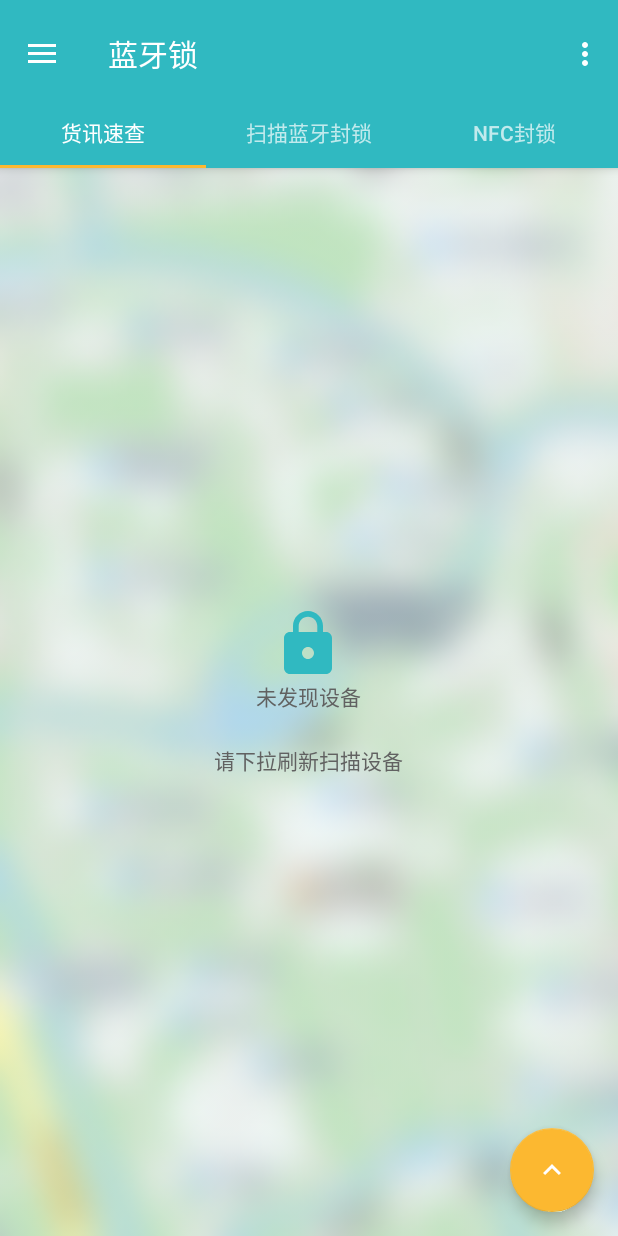
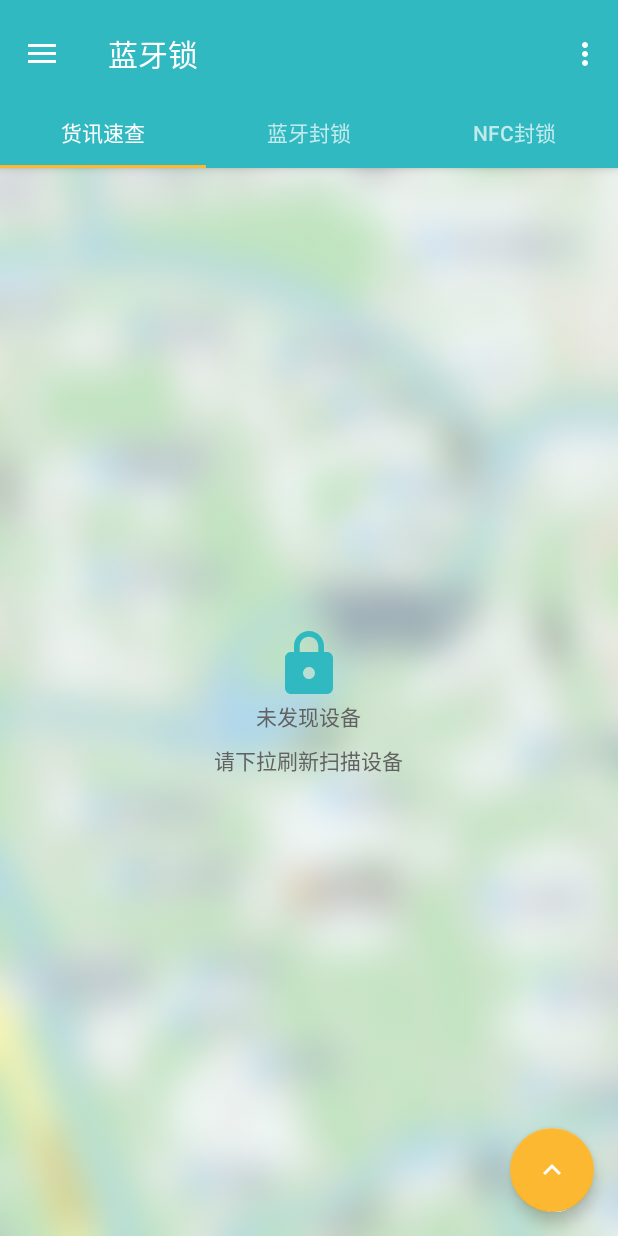
Before and after one commit to agenthun/ESeal, an Android app: the fragment ScanDeviceFragment placed in its activity, on a phone screen of 412 x 824 dp. Run offline under Robolectric (Android 15) with nearby library versions, the phone set to English and light mode, and no system bars; libraries missing offline, so code that uses them is left out: com.arlib.floatingsearchview, it.gmariotti.recyclerview; plain views replace FloatingSearchView; network calls fail; 8 statements that could not run were skipped.

Commit message:
update fragment_scan_ble_device.xml

```diff
--- a/app/src/main/res/layout/fragment_scan_ble_device.xml
+++ b/app/src/main/res/layout/fragment_scan_ble_device.xml
@@ -3,11 +3,7 @@
     xmlns:app="http://schemas.android.com/apk/res-auto"
     xmlns:tools="http://schemas.android.com/tools"
     android:layout_width="match_parent"
-    android:layout_height="match_parent"
-    android:paddingBottom="@dimen/activity_vertical_margin"
-    android:paddingLeft="@dimen/activity_horizontal_margin"
-    android:paddingRight="@dimen/activity_horizontal_margin"
-    android:paddingTop="@dimen/activity_vertical_margin">
+    android:layout_height="match_parent">
 
     <android.support.v4.widget.SwipeRefreshLayout
         android:id="@+id/swipeRefreshLayout"
@@ -22,37 +18,34 @@
                 android:id="@+id/recyclerView"
                 android:layout_width="match_parent"
                 android:layout_height="match_parent"
+                android:paddingBottom="@dimen/activity_vertical_margin"
+                android:paddingLeft="@dimen/activity_horizontal_margin"
+                android:paddingRight="@dimen/activity_horizontal_margin"
+                android:paddingTop="@dimen/activity_vertical_margin"
                 android:visibility="gone" />
 
             <LinearLayout
                 android:id="@+id/noDevices"
-                android:layout_width="wrap_content"
-                android:layout_height="wrap_content"
-                android:layout_centerInParent="true"
+                android:layout_width="match_parent"
+                android:layout_height="match_parent"
+                android:gravity="center"
                 android:orientation="vertical"
                 android:visibility="visible">
 
                 <ImageView
-                    android:id="@+id/noDevicesIcon"
                     android:layout_width="48dp"
                     android:layout_height="48dp"
-                    android:layout_gravity="center"
                     android:src="@drawable/ic_lock_black_24dp" />
 
                 <TextView
-                    android:id="@+id/noDevicesMain"
                     android:layout_width="wrap_content"
                     android:layout_height="wrap_content"
-                    android:layout_gravity="center"
                     android:layout_marginBottom="@dimen/spacing_normal"
                     android:text="@string/no_devices_all" />
 
                 <TextView
-                    android:id="@+id/noDevicesAdd"
                     android:layout_width="wrap_content"
-                    android:layout_height="48dp"
-                    android:layout_gravity="center"
-                    android:gravity="center"
+                    android:layout_height="wrap_content"
                     android:text="@string/scan_device_active" />
             </LinearLayout>
 
--- a/app/src/main/res/values/strings.xml
+++ b/app/src/main/res/values/strings.xml
@@ -16,7 +16,7 @@
     <string name="error_invalid_null">该用户尚未注册!</string>
 
     <string name="page_title_freight_track_query">货讯速查</string>
-    <string name="page_title_scan_ble_device">扫描蓝牙封锁</string>
+    <string name="page_title_scan_ble_device">蓝牙封锁</string>
     <string name="page_title_nfc_device">NFC封锁</string>
 
     <string name="text_hint_freight_query">请输入货物箱号</string>
```
Also changed, not shown: 1 other file.
